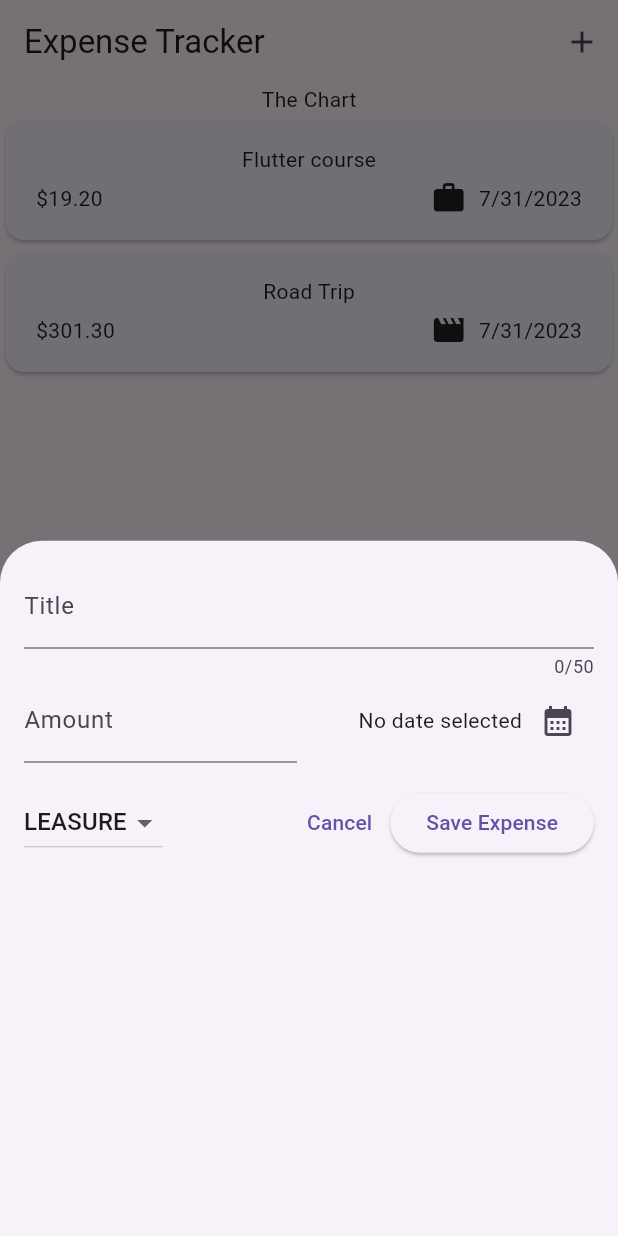
After one commit to RandomGuy-coder/expense_tracker, a Flutter app: the screen it shows after launch, after a tap on the "add" icon, on a phone screen of 412 x 824 dp. The commit adds this screen. Run offline on Flutter 3.47's test engine with Material 2 defaults, Android fonts, the phone set to English and light mode, and no system bars.

Commit message:
New Expense Modal implemented
New expense modal implemented, todo: save the expense when Save Expense clicked

```diff
--- a/lib/main.dart
+++ b/lib/main.dart
@@ -2,8 +2,8 @@ import 'package:expense_tracker/screens/expenses.dart';
 import 'package:flutter/material.dart';
 
 void main() {
-  runApp(const MaterialApp(
-    title: 'Flutter Demo',
-    home: Expenses(),
+  runApp(MaterialApp(
+    theme: ThemeData(useMaterial3: true),
+    home: const Expenses(),
   ));
 }
--- a/lib/screens/expenses.dart
+++ b/lib/screens/expenses.dart
@@ -1,5 +1,6 @@
 import 'package:expense_tracker/models/expense.dart';
 import 'package:expense_tracker/screens/expenses_list.dart';
+import 'package:expense_tracker/screens/new_expense.dart';
 import 'package:flutter/material.dart';
 
 class Expenses extends StatefulWidget {
@@ -28,7 +29,15 @@ class _ExpensesState extends State<Expenses> {
   @override
   Widget build(BuildContext context) {
     return Scaffold(
-      appBar: AppBar(),
+      appBar: AppBar(
+        title: const Text('Expense Tracker'),
+        actions: [
+          IconButton(
+            onPressed: _openAddExpenseOverlay,
+            icon: const Icon(Icons.add),
+          )
+        ],
+      ),
       body: Column(
         children: [
           const Text('The Chart'),
@@ -37,4 +46,12 @@ class _ExpensesState extends State<Expenses> {
       ),
     );
   }
+
+  void _openAddExpenseOverlay() {
+    showModalBottomSheet(
+        context: context,
+        builder: (ctx) {
+          return const NewExpense();
+        });
+  }
 }
--- /dev/null
+++ b/lib/screens/new_expense.dart
@@ -0,0 +1,148 @@
+import 'package:expense_tracker/models/expense.dart';
+import 'package:flutter/material.dart';
+
+class NewExpense extends StatefulWidget {
+  const NewExpense({super.key});
+
+  @override
+  State<NewExpense> createState() => _NewExpenseState();
+}
+
+class _NewExpenseState extends State<NewExpense> {
+  // Stores the text whenever somethind new is typed by the user
+  // Need to make sure to dispose the controller when the widget not needed anymore
+  final _titleController = TextEditingController();
+  final _amountController = TextEditingController();
+  DateTime? _selectedDate;
+  Category _selectedCategory = Category.leasure;
+
+  @override
+  void dispose() {
+    _titleController.dispose();
+    _amountController.dispose();
+    super.dispose();
+  }
+
+  @override
+  Widget build(BuildContext context) {
+    return Padding(
+      padding: const EdgeInsets.all(16),
+      child: Column(children: [
+        TextField(
+          controller: _titleController,
+          maxLength: 50,
+          keyboardType: TextInputType.name,
+          decoration: const InputDecoration(label: Text('Title')),
+        ),
+        amountAndDate(),
+        const SizedBox(
+          height: 16,
+        ),
+        Row(
+          children: [
+            categoryDropDown(),
+            const Spacer(),
+            TextButton(
+              onPressed: () {
+                Navigator.pop(context);
+              },
+              child: const Text('Cancel'),
+            ),
+            ElevatedButton(
+                onPressed: _submitExpenseData,
+                child: const Text('Save Expense'))
+          ],
+        )
+      ]),
+    );
+  }
+
+  DropdownButton<Category> categoryDropDown() {
+    return DropdownButton(
+      value: _selectedCategory,
+      items: Category.values
+          .map(
+            (e) => DropdownMenuItem(
+              value: e,
+              child: Text(e.name.toUpperCase()),
+            ),
+          )
+          .toList(),
+      onChanged: (value) {
+        if (value == null) {
+          // ignore: avoid_returning_null_for_void
+          return null;
+        }
+        setState(() {
+          _selectedCategory = value;
+        });
+      },
+    );
+  }
+
+  Row amountAndDate() {
+    return Row(children: [
+      Expanded(
+        child: TextField(
+          controller: _amountController,
+          keyboardType: TextInputType.number,
+          decoration:
+              const InputDecoration(prefixText: '\$', label: Text('Amount')),
+        ),
+      ),
+      const SizedBox(width: 16),
+      Expanded(
+        child: Row(
+          mainAxisAlignment: MainAxisAlignment.end,
+          crossAxisAlignment: CrossAxisAlignment.center,
+          children: [
+            Text(_selectedDate == null
+                ? 'No date selected'
+                : formatter.format(_selectedDate!)),
+            IconButton(
+              onPressed: _presentDatePicker,
+              icon: const Icon(Icons.calendar_month),
+            )
+          ],
+        ),
+      )
+    ]);
+  }
+
+  void _presentDatePicker() async {
+    final now = DateTime.now();
+    final pickedDate = await showDatePicker(
+        context: context,
+        initialDate: now,
+        firstDate: DateTime(now.year - 1, now.month, now.day),
+        lastDate: now);
+
+    setState(() {
+      _selectedDate = pickedDate;
+    });
+  }
+
+  void _submitExpenseData() {
+    final enteredAmount = double.tryParse(_amountController.text);
+    if (_titleController.text.trim().isEmpty ||
+        enteredAmount == null ||
+        enteredAmount <= 0 ||
+        _selectedDate == null) {
+      showDialog(
+          context: context,
+          builder: (ctx) {
+            return AlertDialog(
+              title: const Text('Invalid Input'),
+              content: const Text(
+                  'Please make sure valid values are selected for all fields.'),
+              actions: [
+                TextButton(
+                    onPressed: () => Navigator.pop(context),
+                    child: const Text('Okay'))
+              ],
+            );
+          });
+      return;
+    }
+  }
+}
```
